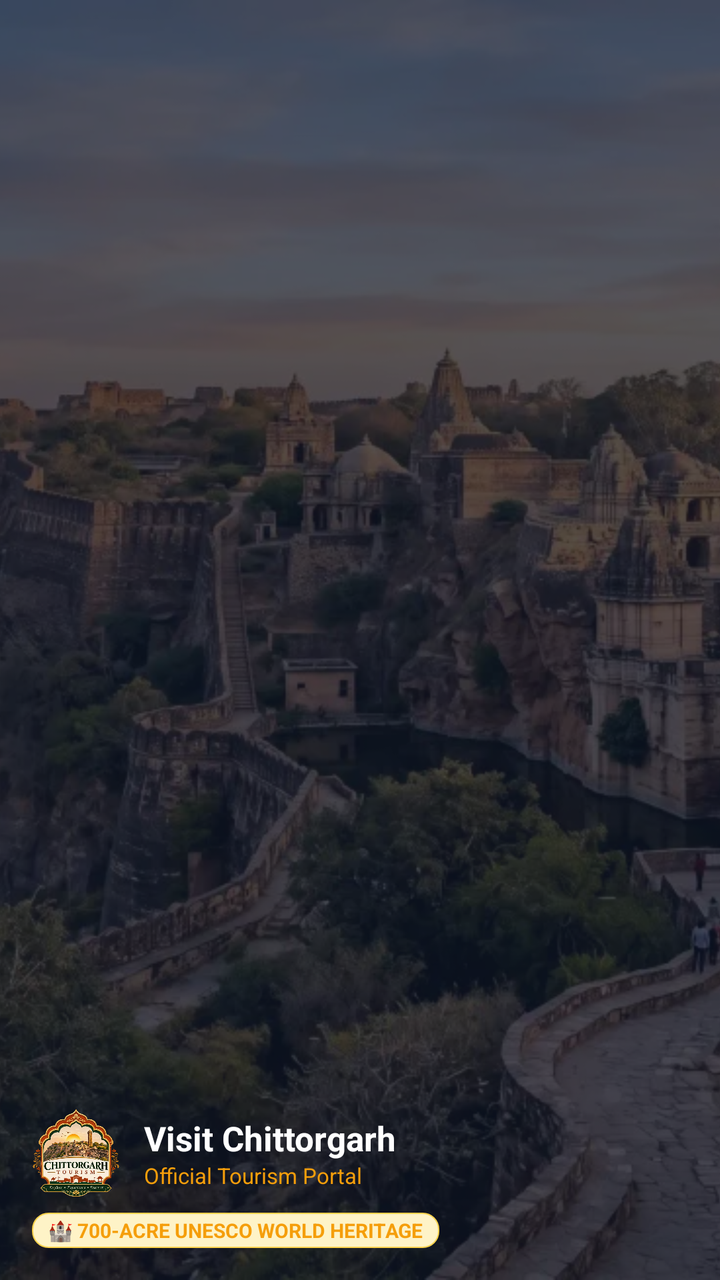
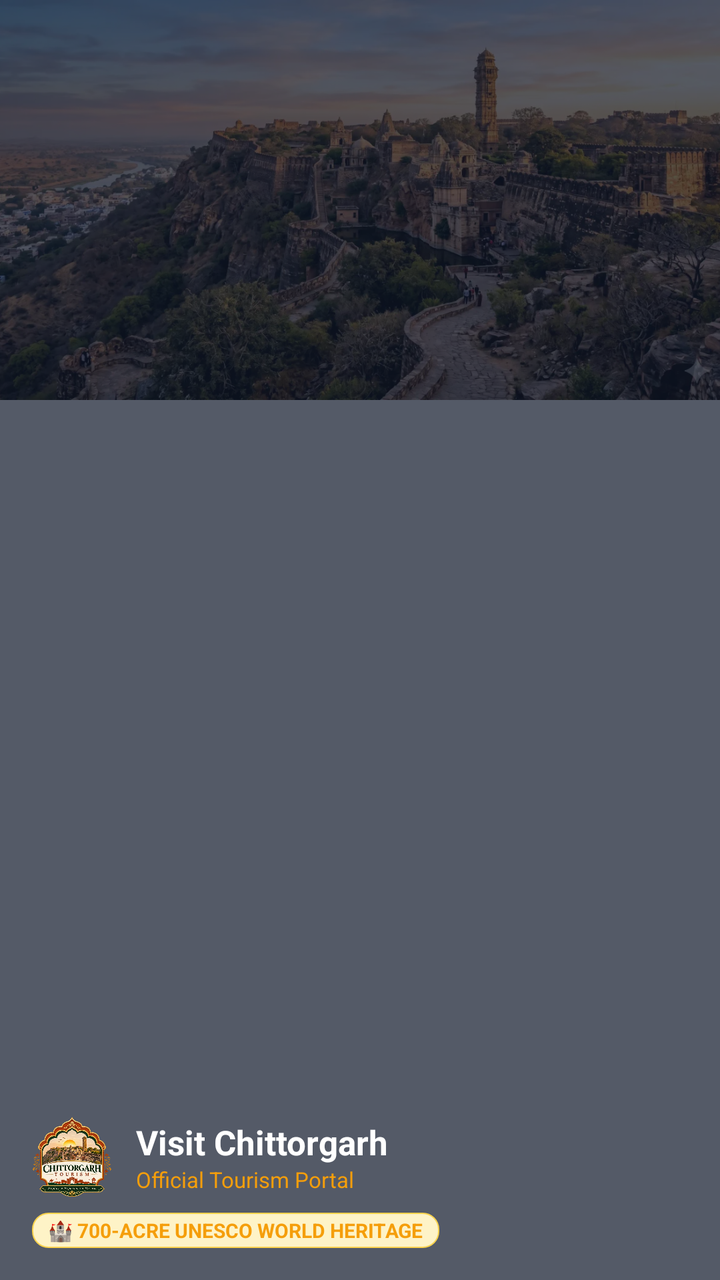

Compare the two renders of this Android layout. The source of the first and the diff that turns it into the second are given below.
<!-- AndroidManifest.xml: application theme Theme.VisitChittorgarh -->
<!-- res/layout/drawer_header.xml -->
<?xml version="1.0" encoding="utf-8"?>
<FrameLayout xmlns:android="http://schemas.android.com/apk/res/android"
    xmlns:app="http://schemas.android.com/apk/res-auto"
    android:layout_width="match_parent"
    android:layout_height="180dp">

    <ImageView
        android:layout_width="match_parent"
        android:layout_height="match_parent"
        android:scaleType="centerCrop"
        android:src="@drawable/fort"
        android:contentDescription="Fort Banner" />

    <View
        android:layout_width="match_parent"
        android:layout_height="match_parent"
        android:background="#B30F172A" />

    <LinearLayout
        android:layout_width="match_parent"
        android:layout_height="wrap_content"
        android:layout_gravity="bottom"
        android:orientation="vertical"
        android:padding="16dp">

        <LinearLayout
            android:layout_width="wrap_content"
            android:layout_height="wrap_content"
            android:gravity="center_vertical"
            android:orientation="horizontal">

            <ImageView
                android:layout_width="44dp"
                android:layout_height="44dp"
                android:src="@drawable/chittorgarh_tourism_logo"
                android:contentDescription="Tourism Crest" />

            <LinearLayout
                android:layout_width="wrap_content"
                android:layout_height="wrap_content"
                android:layout_marginStart="12dp"
                android:orientation="vertical">

                <TextView
                    android:layout_width="wrap_content"
                    android:layout_height="wrap_content"
                    android:text="Visit Chittorgarh"
                    android:textColor="@color/surface_white"
                    android:textSize="17sp"
                    android:textStyle="bold" />

                <TextView
                    android:layout_width="wrap_content"
                    android:layout_height="wrap_content"
                    android:text="Official Tourism Portal"
                    android:textColor="@color/gold_light"
                    android:textSize="11sp" />
            </LinearLayout>
        </LinearLayout>

        <TextView
            android:layout_width="wrap_content"
            android:layout_height="wrap_content"
            android:layout_marginTop="8dp"
            android:background="@drawable/bg_badge_gold"
            android:paddingHorizontal="8dp"
            android:paddingVertical="2dp"
            android:text="🏰 700-ACRE UNESCO WORLD HERITAGE"
            android:textColor="@color/gold_light"
            android:textSize="10sp"
            android:textStyle="bold" />
    </LinearLayout>
</FrameLayout>
<!-- resources referenced by this layout -->
<resources>
  <color name="gold_light">#F59E0B</color>
  <color name="surface_white">#FFFFFF</color>
  <!-- drawable bg_badge_gold (drawable) -->
  <?xml version="1.0" encoding="utf-8"?>
  <shape xmlns:android="http://schemas.android.com/apk/res/android"
      android:shape="rectangle">
      <corners android:radius="8dp" />
      <solid android:color="@color/gold_badge_bg" />
      <stroke
          android:width="0.8dp"
          android:color="#FCD34D" />
  </shape>
  <!-- drawable chittorgarh_tourism_logo: webp bitmap (drawable, 96370 bytes) -->
  <!-- drawable fort: webp bitmap (drawable, 141964 bytes) -->
  <style name="Theme.VisitChittorgarh" parent="Theme.MaterialComponents.Light.NoActionBar">
          <item name="colorPrimary">@color/accent_gold</item>
          <item name="colorPrimaryVariant">@color/gold_bright</item>
          <item name="colorOnPrimary">@color/surface_white</item>
          <item name="colorSecondary">@color/gold_bright</item>
          <item name="colorSecondaryVariant">@color/accent_gold</item>
          <item name="colorOnSecondary">@color/surface_white</item>
          <item name="android:statusBarColor">@color/surface_white</item>
          <item name="android:windowLightStatusBar" tools:targetApi="m">true</item>
          <item name="android:navigationBarColor">@color/surface_white</item>
          <item name="android:windowLightNavigationBar" tools:targetApi="o_mr1">true</item>
          <item name="android:windowBackground">@color/window_background</item>
          <item name="android:textColorPrimary">@color/text_primary</item>
          <item name="android:textColorSecondary">@color/text_secondary</item>
      </style>
  <color name="gold_badge_bg">#FEF3C7</color>
  <color name="accent_gold">#B45309</color>
  <color name="gold_bright">#D97706</color>
  <color name="window_background">#F8F9FA</color>
  <color name="text_primary">#0F172A</color>
  <color name="text_secondary">#475569</color>
</resources>

<!-- the commit's change to res/layout/drawer_header.xml (unified diff, before → after) -->
@@ -2,11 +2,12 @@
 <FrameLayout xmlns:android="http://schemas.android.com/apk/res/android"
     xmlns:app="http://schemas.android.com/apk/res-auto"
     android:layout_width="match_parent"
-    android:layout_height="180dp">
+    android:layout_height="wrap_content"
+    android:minHeight="160dp">
 
     <ImageView
         android:layout_width="match_parent"
-        android:layout_height="match_parent"
+        android:layout_height="200dp"
         android:scaleType="centerCrop"
         android:src="@drawable/fort"
         android:contentDescription="Fort Banner" />
@@ -21,7 +22,9 @@
         android:layout_height="wrap_content"
         android:layout_gravity="bottom"
         android:orientation="vertical"
-        android:padding="16dp">
+        android:paddingHorizontal="16dp"
+        android:paddingBottom="16dp"
+        android:paddingTop="8dp">
 
         <LinearLayout
             android:layout_width="wrap_content"
@@ -30,8 +33,8 @@
             android:orientation="horizontal">
 
             <ImageView
-                android:layout_width="44dp"
-                android:layout_height="44dp"
+                android:layout_width="40dp"
+                android:layout_height="40dp"
                 android:src="@drawable/chittorgarh_tourism_logo"
                 android:contentDescription="Tourism Crest" />
 
<!-- resource entries referenced after the edit -->
@@ -21,9 +21,10 @@
           <item name="colorSecondary">@color/gold_bright</item>
           <item name="colorSecondaryVariant">@color/accent_gold</item>
           <item name="colorOnSecondary">@color/surface_white</item>
-          <item name="android:statusBarColor">@color/surface_white</item>
+          
+          <item name="android:statusBarColor">@android:color/transparent</item>
+          <item name="android:navigationBarColor">@android:color/transparent</item>
           <item name="android:windowLightStatusBar" tools:targetApi="m">true</item>
-          <item name="android:navigationBarColor">@color/surface_white</item>
           <item name="android:windowLightNavigationBar" tools:targetApi="o_mr1">true</item>
           <item name="android:windowBackground">@color/window_background</item>
           <item name="android:textColorPrimary">@color/text_primary</item>
